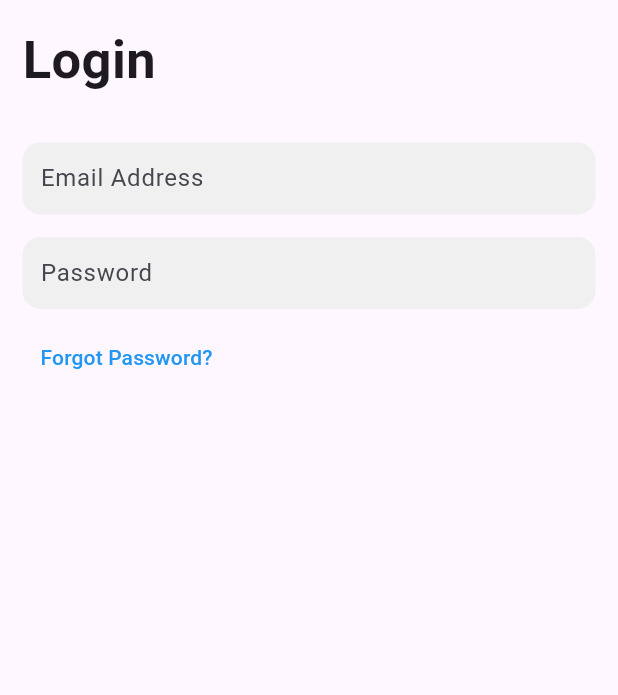
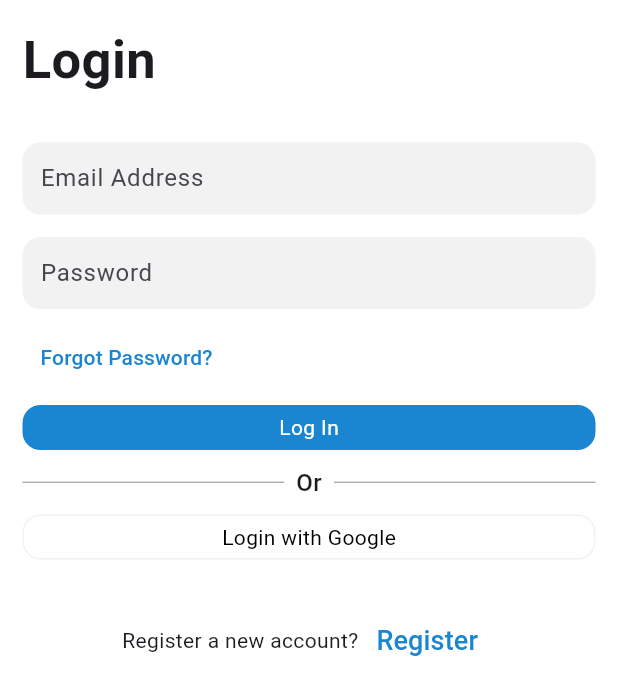
Before and after one commit to KianHe0620/EasyInventory, a Flutter app: the screen it shows after launch, on a phone screen of 412 x 824 dp. Shown: the top 695 px of the screen. Run offline on Flutter 3.47's test engine with Material 3 defaults, Android fonts, the light colour scheme and no system bars; our stand-ins replace get; missing offline and left inert: dart:ffi.

Commit message:
done UI for login and register

```diff
--- a/lib/Authentication/LoginScreen.dart
+++ /dev/null
@@ -1,67 +0,0 @@
-import 'package:easyinventory/widgets/TextForm.dart';
-import 'package:flutter/material.dart';
-
-class LoginScreen extends StatelessWidget {
-  LoginScreen({super.key});
-  final TextEditingController emailController = TextEditingController();
-  final TextEditingController passwordController = TextEditingController();
-
-  @override
-  Widget build(BuildContext context) {
-    return Scaffold(
-      body: SingleChildScrollView(
-        child:SafeArea(
-          child:Container(
-            width: double.infinity,
-            padding: const EdgeInsets.all(15.0),
-            child: Column(
-              crossAxisAlignment: CrossAxisAlignment.start,
-              mainAxisAlignment: MainAxisAlignment.spaceEvenly,
-              children: [
-                //Title
-                Text('Login',
-                style: TextStyle(fontSize: 35,fontWeight: FontWeight.bold)),
-                SizedBox(height: 30),
-
-                Column(
-                  children: [
-                    //Email Input
-                    TextForm(
-                      controller: emailController,
-                      text: 'Email Address',
-                      textInputType: TextInputType.emailAddress,
-                      obscure: false,
-                    ),
-                    const SizedBox(height: 15),
-
-                    //Password Input
-                    TextForm(
-                      controller: passwordController,
-                      text: 'Password',
-                      textInputType: TextInputType.text,
-                      obscure: true,
-                    ),
-                  ],
-                ),
-                const SizedBox(height: 8),
-                //Forgot Passwork
-                Align(
-                    alignment: Alignment.centerLeft,
-                    child: TextButton(onPressed: (){
-                      //ForgotPasswordLink
-                      },
-                      child: Text(
-                        "Forgot Password?",
-                        style: TextStyle(color: Colors.blue),
-                      )
-                    ),
-                  ),
-
-                ],
-            ),
-          )
-        )
-      )
-    );
-  }
-}
--- /dev/null
+++ b/lib/authentication/login.dart
@@ -0,0 +1,137 @@
+import 'package:easyinventory/authentication/register.dart';
+import 'package:easyinventory/utils/global.colors.dart';
+import 'package:easyinventory/widgets/button.global.dart';
+import 'package:easyinventory/widgets/textForm.global.dart';
+import 'package:flutter/material.dart';
+import 'package:get/get_connect/http/src/utils/utils.dart';
+
+class LoginScreen extends StatelessWidget {
+  LoginScreen({super.key});
+  final TextEditingController emailController = TextEditingController();
+  final TextEditingController passwordController = TextEditingController();
+
+  @override
+  Widget build(BuildContext context) {
+    return Scaffold(
+      body: SingleChildScrollView(
+        child:SafeArea(
+          child:Container(
+            width: double.infinity,
+            padding: const EdgeInsets.all(15.0),
+            child: Column(
+              crossAxisAlignment: CrossAxisAlignment.start,
+              mainAxisAlignment: MainAxisAlignment.spaceEvenly,
+              children: [
+                //Title
+                Text('Login',
+                style: TextStyle(fontSize: 35,fontWeight: FontWeight.bold)),
+                SizedBox(height: 30),
+
+                Column(
+                  children: [
+                    //Email Input
+                    TextForm(
+                      controller: emailController,
+                      text: 'Email Address',
+                      textInputType: TextInputType.emailAddress,
+                      obscure: false,
+                    ),
+                    const SizedBox(height: 15),
+
+                    //Password Input
+                    TextForm(
+                      controller: passwordController,
+                      text: 'Password',
+                      textInputType: TextInputType.text,
+                      obscure: true,
+                    ),
+                  ],
+                ),
+                const SizedBox(height: 8),
+                //Forgot Password
+                Align(
+                    alignment: Alignment.centerLeft,
+                    child: TextButton(onPressed: (){
+                      //ForgotPasswordLink
+                      },
+                      child: Text(
+                        "Forgot Password?",
+                        style: TextStyle(color:GlobalColors.mainColor),
+                      )
+                    ),
+                  ),
+                const SizedBox(height: 8),
+
+                //Login Button
+                ButtonGlobal(
+                  boxColor: GlobalColors.mainColor,
+                  text: 'Log In',
+                  textColor: Colors.white,
+                  width: 0,
+                  onTap: () {
+
+                  },),
+
+                //Divider Line
+                Padding(
+                  padding: const EdgeInsets.symmetric(vertical: 10),
+                  child: Row(
+                    children: [
+                      Expanded(child: Divider(color: Colors.grey,thickness: 0.8,)),
+                      const Padding(
+                        padding: EdgeInsetsGeometry.symmetric(horizontal: 8.0),
+                        child: Text(
+                          'Or',
+                          style: TextStyle(
+                            fontWeight: FontWeight.w500,
+                            fontSize: 16,
+                          ),
+                        ),
+                      ),
+                      Expanded(child: Divider(color: Colors.grey,thickness: 0.8,))
+                    ],
+                  ),
+                ),
+
+                //Google Login Button
+                ButtonGlobal(
+                  boxColor: Colors.white,
+                  text: 'Login with Google',
+                  textColor: Colors.black,
+                  width: 1,
+                  onTap: () {
+
+                  },),
+                SizedBox(height: 30,),
+
+                //Register Text Button
+                Row(
+                  mainAxisAlignment: MainAxisAlignment.center,
+                  children:[
+                    Text('Register a new account?'),
+                    TextButton(onPressed: (){
+                      Navigator.push(
+                        context,
+                        MaterialPageRoute(
+                          builder: (context)=> RegisterScreen()
+                        )
+                      );
+                    },
+                    child: Text(
+                      'Register',
+                      style: TextStyle(
+                        color: GlobalColors.mainColor,
+                        fontSize: 18,
+                        )
+                      )
+                    ),
+                  ]
+                )
+              ],
+            ),
+          )
+        )
+      )
+    );
+  }
+}
--- a/lib/Authentication/SplashScreen.dart
+++ b/lib/authentication/splash.dart
@@ -1,6 +1,6 @@
 import 'dart:async';
 
-import 'package:easyinventory/authentication/LoginScreen.dart';
+import 'package:easyinventory/authentication/login.dart';
 import 'package:flutter/material.dart';
 import 'package:get/get.dart';
 
--- a/lib/main.dart
+++ b/lib/main.dart
@@ -1,4 +1,4 @@
-import 'package:easyinventory/authentication/SplashScreen.dart';
+import 'package:easyinventory/authentication/splash.dart';
 import 'package:flutter/material.dart';
 import 'package:get/get.dart';
 
@@ -12,7 +12,10 @@ class MyApp extends StatelessWidget {
   // This widget is the root of your application.
   @override
   Widget build(BuildContext context) {
-    return const GetMaterialApp(
+    return GetMaterialApp(
+      theme: ThemeData(
+        scaffoldBackgroundColor: Colors.white
+      ),
       home: SplashScreen(),
     );
   }
--- a/lib/utils/global.colors.dart
+++ b/lib/utils/global.colors.dart
@@ -1,5 +1,7 @@
+import 'package:flutter/material.dart';
 import 'package:flutter/widgets.dart';
 
 class GlobalColors {
-  static Color TextFieldColor =const Color(0xFFF0F0F0);
+  static Color textFieldColor =const Color(0xFFF2F2F2);
+  static Color mainColor = const Color.fromARGB(255, 26, 134, 209);
 }
--- /dev/null
+++ b/lib/widgets/button.global.dart
@@ -0,0 +1,37 @@
+import 'dart:ffi';
+
+import 'package:flutter/material.dart';
+import 'package:easyinventory/utils/global.colors.dart';
+
+class ButtonGlobal extends StatelessWidget {
+  ButtonGlobal({super.key, required this.boxColor, required this.text, required this.textColor, required this.width, required this.onTap});
+  final Color boxColor;
+  final String text;
+  final Color textColor;
+  final double width;
+  final VoidCallback onTap;
+
+  @override
+  Widget build(BuildContext context) {
+    return InkWell(
+      onTap: onTap,
+      child: Container(
+        alignment: Alignment.center,
+        height: 30,
+        decoration: BoxDecoration(
+          color: boxColor,
+          borderRadius: BorderRadius.circular(12),
+          border: width > 0 //Set the border of button
+          ?Border.all(color: GlobalColors.textFieldColor, width: width)
+          : null,
+        ),
+        child: Text(
+          text,
+          style: TextStyle(
+            color: textColor,
+          ),
+        ),
+      ),
+    );
+  }
+}
--- a/lib/widgets/TextForm.dart
+++ b/lib/widgets/textForm.global.dart
@@ -12,7 +12,7 @@ class TextForm extends StatelessWidget {
   Widget build(BuildContext context) {
     return Container(
       decoration: BoxDecoration(
-        color: GlobalColors.TextFieldColor,
+        color: GlobalColors.textFieldColor,
         borderRadius: BorderRadius.circular(12),
       ),
       child: TextFormField(
@@ -21,6 +21,7 @@ class TextForm extends StatelessWidget {
         obscureText: obscure,
         decoration: InputDecoration(
           hintText: text,
+          hintStyle: TextStyle(fontWeight: FontWeight.w400),
           border: InputBorder.none,
           contentPadding: const EdgeInsets.symmetric(horizontal: 12),
         ),
```
Also changed, not shown: lib/authentication/register.dart (added, +131 -0 lines), lib/widgets/button.dart (deleted, +0 -10 lines).
